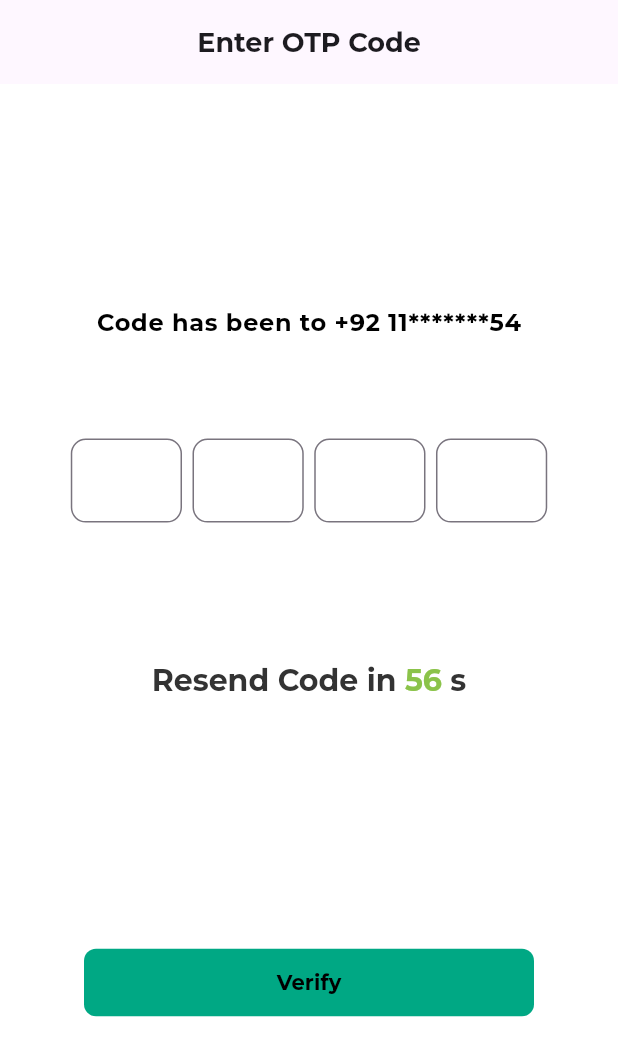
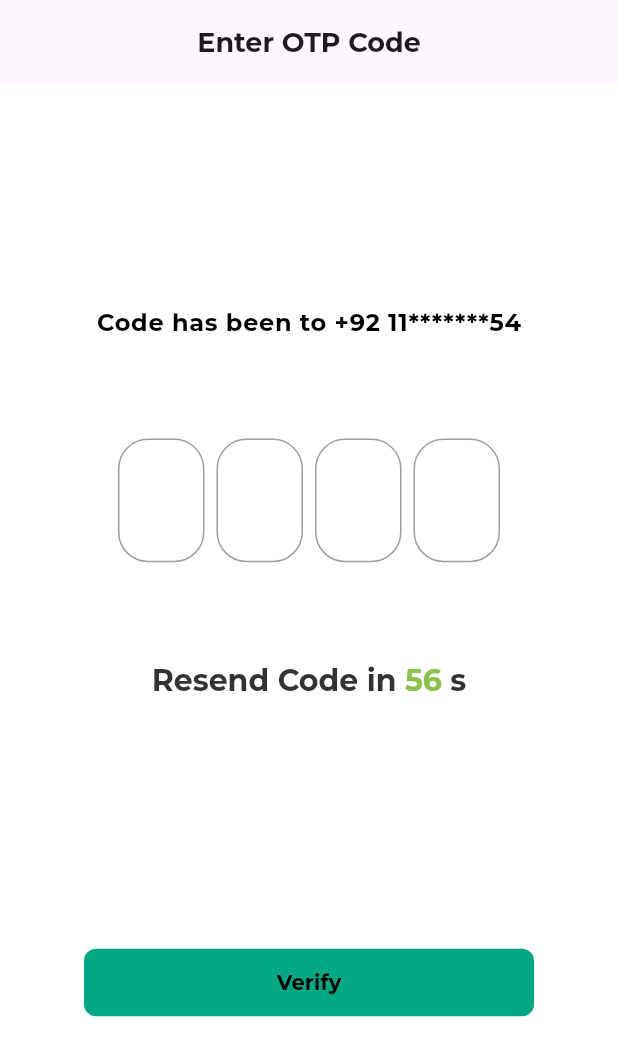
Before and after one commit to waqas1343/whatsapp-ui, a Flutter app: the OtpScreen screen opened directly, on a phone screen of 412 x 824 dp. Shown: the top 1056 px of the screen. Run offline on Flutter 3.47's test engine with Material 3 defaults, Android fonts, the light colour scheme and no system bars; drawn by our look-alikes of pinput; our stand-ins replace intl_phone_number_input, sizer.

Commit message:
updated otp screen and routes

```diff
--- a/lib/main.dart
+++ b/lib/main.dart
@@ -26,7 +26,7 @@ class MyApp extends StatelessWidget {
             theme: AppTheme.lightTheme,
             darkTheme: AppTheme.darkTheme,
             themeMode: ThemeMode.system,
-            home: OtpScreen(),
+            home: WelcomeScreen(),
           ),
         );
       },
--- a/lib/screens/auth/otpScreen/otp_screen.dart
+++ b/lib/screens/auth/otpScreen/otp_screen.dart
@@ -1,11 +1,23 @@
 import 'package:flutter/material.dart';
 import 'package:medichat/core/utils/custom_button/custom_button.dart';
+import 'package:pinput/pinput.dart';
 import 'package:sizer/sizer.dart';
 
-import '../../../widgets/customOtpScreen/custom_otp.dart';
-
 class OtpScreen extends StatelessWidget {
-  const OtpScreen({super.key});
+  final defaultPinTheme = PinTheme(
+    width: 14.w,
+    height: 10.h,
+    textStyle: TextStyle(
+      fontSize: 20,
+      color: Colors.black,
+      fontWeight: FontWeight.w600,
+    ),
+    decoration: BoxDecoration(
+      border: Border.all(color: Colors.grey),
+      borderRadius: BorderRadius.circular(20),
+    ),
+  );
+  OtpScreen({super.key});
 
   @override
   Widget build(BuildContext context) {
@@ -22,7 +34,16 @@ class OtpScreen extends StatelessWidget {
                 style: apptextTheme.bodyLarge,
               ),
               SizedBox(height: 8.h),
-              CustomOtp(keyboardtype: TextInputType.number),
+              Pinput(
+                length: 4,
+                defaultPinTheme: defaultPinTheme,
+                focusedPinTheme: defaultPinTheme.copyWith(
+                  decoration: BoxDecoration(
+                    border: Border.all(color: Colors.blue),
+                    borderRadius: BorderRadius.circular(20),
+                  ),
+                ),
+              ),
               SizedBox(height: 8.h),
               RichText(
                 text: TextSpan(
--- a/pubspec.yaml
+++ b/pubspec.yaml
@@ -37,6 +37,7 @@ dependencies:
   sizer: ^3.0.5
   provider: ^6.1.2
   intl_phone_number_input: ^0.7.4
+  pinput: ^5.0.1
 
 dev_dependencies:
   flutter_test:
```
Also changed, not shown: lib/screens/auth/phone_number_screen/phone_number_screen.dart (+10 -1 lines), lib/screens/auth/welcome_screen/welcome_screen.dart (+13 -1 lines), pubspec.lock.
